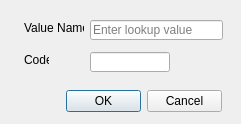
First picture: the form in ui/wizard/ui_lookup_value.ui, repository gltn/stdm, before the edit.
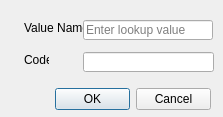
Second picture: the form after the edit.

```diff
--- a/ui/wizard/ui_lookup_value.ui
+++ b/ui/wizard/ui_lookup_value.ui
@@ -6,8 +6,8 @@
    <rect>
     <x>0</x>
     <y>0</y>
-    <width>241</width>
-    <height>124</height>
+    <width>223</width>
+    <height>117</height>
    </rect>
   </property>
   <property name="windowTitle">
@@ -16,8 +16,8 @@
   <widget class="QDialogButtonBox" name="buttonBox">
    <property name="geometry">
     <rect>
-     <x>66</x>
-     <y>90</y>
+     <x>55</x>
+     <y>88</y>
      <width>156</width>
      <height>23</height>
     </rect>
@@ -51,15 +51,15 @@
   <widget class="QLineEdit" name="edtCode">
    <property name="geometry">
     <rect>
-     <x>90</x>
+     <x>83</x>
      <y>52</y>
-     <width>80</width>
+     <width>131</width>
      <height>20</height>
     </rect>
    </property>
    <property name="maximumSize">
     <size>
-     <width>80</width>
+     <width>200</width>
      <height>16777215</height>
     </size>
    </property>
@@ -80,9 +80,9 @@
   <widget class="QLineEdit" name="edtValue">
    <property name="geometry">
     <rect>
-     <x>90</x>
+     <x>83</x>
      <y>20</y>
-     <width>133</width>
+     <width>130</width>
      <height>20</height>
     </rect>
    </property>
```
